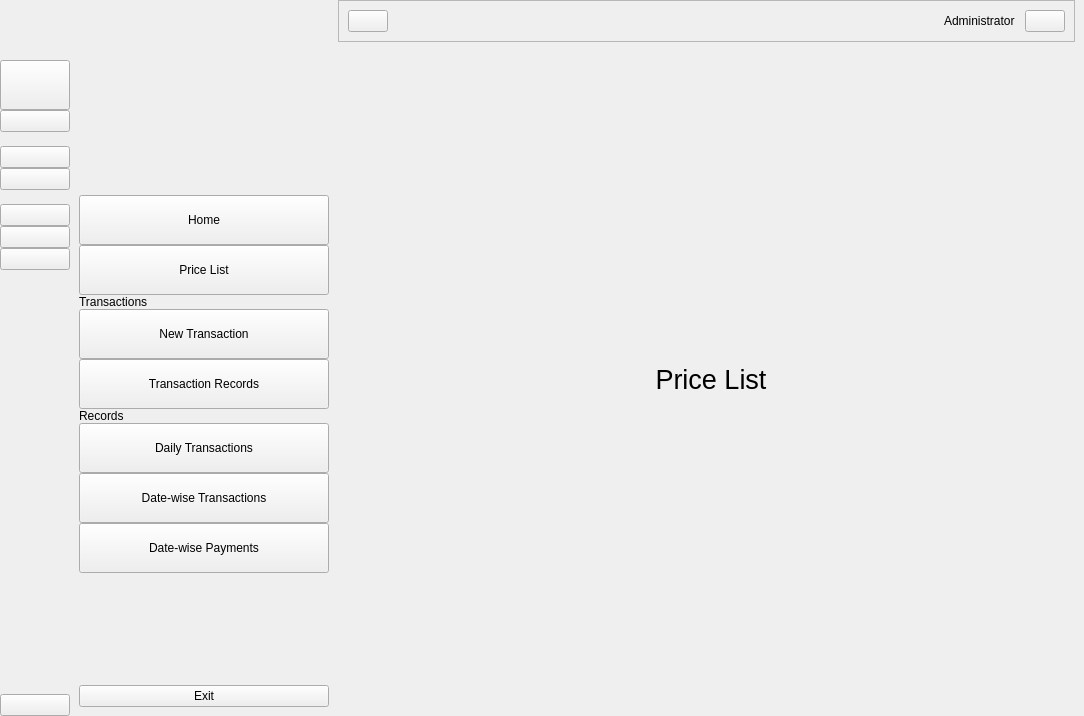
GildaFeb/Transaction-Management-System, file BDPS.ui: the form before one commit.
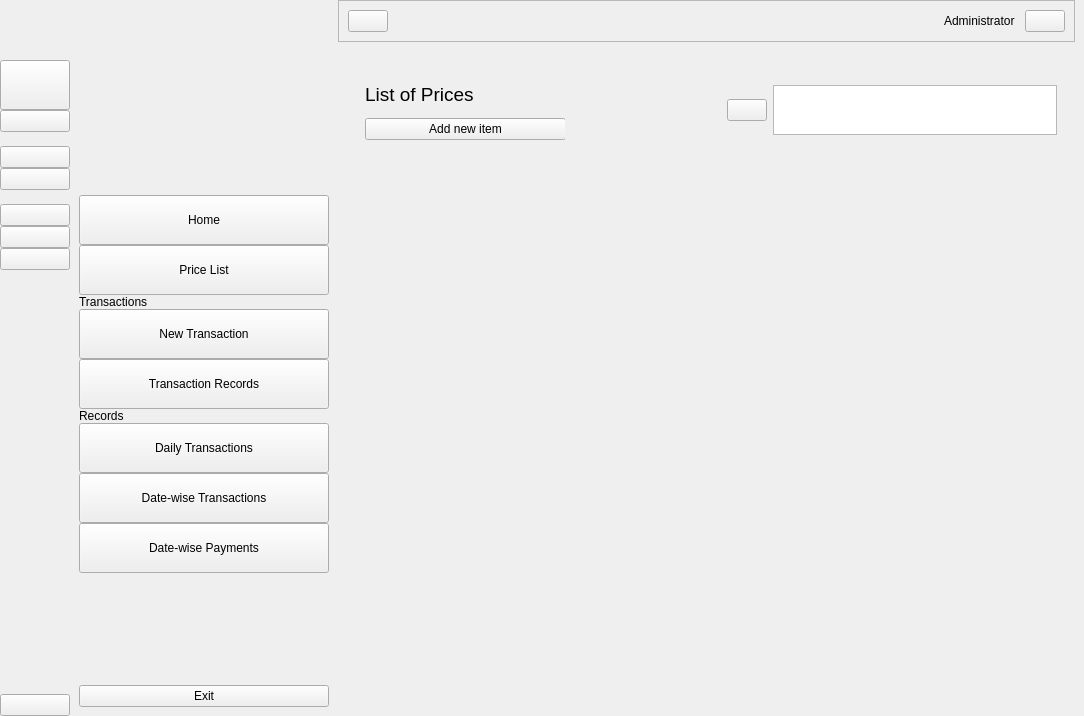
The form after the commit. The open tabs and pages were chosen to show the change. Icons and pictures are not drawn.

Commit message: UI - Price List Page 20%

```diff
--- a/BDPS.ui
+++ b/BDPS.ui
@@ -1343,20 +1343,149 @@
           </layout>
          </widget>
          <widget class="QWidget" name="page_2">
-          <layout class="QGridLayout" name="gridLayout_3">
-           <item row="0" column="0">
-            <widget class="QLabel" name="PriceList">
-             <property name="font">
-              <font>
-               <pointsize>20</pointsize>
-              </font>
+          <layout class="QVBoxLayout" name="verticalLayout_12">
+           <item>
+            <widget class="QWidget" name="widget_14" native="true">
+             <property name="sizePolicy">
+              <sizepolicy hsizetype="Preferred" vsizetype="Expanding">
+               <horstretch>0</horstretch>
+               <verstretch>0</verstretch>
+              </sizepolicy>
              </property>
-             <property name="text">
-              <string>Price List</string>
-             </property>
-             <property name="alignment">
-              <set>Qt::AlignCenter</set>
-             </property>
+             <layout class="QVBoxLayout" name="verticalLayout_7">
+              <item alignment="Qt::AlignTop">
+               <widget class="QWidget" name="widget_13" native="true">
+                <property name="minimumSize">
+                 <size>
+                  <width>0</width>
+                  <height>100</height>
+                 </size>
+                </property>
+                <property name="maximumSize">
+                 <size>
+                  <width>16777215</width>
+                  <height>300</height>
+                 </size>
+                </property>
+                <layout class="QHBoxLayout" name="horizontalLayout_11">
+                 <item>
+                  <layout class="QHBoxLayout" name="horizontalLayout_9">
+                   <item>
+                    <layout class="QHBoxLayout" name="horizontalLayout_10">
+                     <item>
+                      <widget class="QWidget" name="widget_20" native="true">
+                       <property name="minimumSize">
+                        <size>
+                         <width>200</width>
+                         <height>50</height>
+                        </size>
+                       </property>
+                       <widget class="QWidget" name="">
+                        <property name="geometry">
+                         <rect>
+                          <x>0</x>
+                          <y>0</y>
+                          <width>201</width>
+                          <height>71</height>
+                         </rect>
+                        </property>
+                        <layout class="QVBoxLayout" name="verticalLayout_11">
+                         <item>
+                          <widget class="QLabel" name="label_17">
+                           <property name="minimumSize">
+                            <size>
+                             <width>0</width>
+                             <height>50</height>
+                            </size>
+                           </property>
+                           <property name="maximumSize">
+                            <size>
+                             <width>16777215</width>
+                             <height>50</height>
+                            </size>
+                           </property>
+                           <property name="font">
+                            <font>
+                             <pointsize>14</pointsize>
+                            </font>
+                           </property>
+                           <property name="text">
+                            <string>List of Prices</string>
+                           </property>
+                          </widget>
+                         </item>
+                         <item>
+                          <widget class="QPushButton" name="pushButton_2">
+                           <property name="text">
+                            <string>Add new item</string>
+                           </property>
+                          </widget>
+                         </item>
+                        </layout>
+                       </widget>
+                      </widget>
+                     </item>
+                     <item>
+                      <widget class="QWidget" name="widget_16" native="true">
+                       <property name="minimumSize">
+                        <size>
+                         <width>150</width>
+                         <height>0</height>
+                        </size>
+                       </property>
+                      </widget>
+                     </item>
+                    </layout>
+                   </item>
+                   <item>
+                    <widget class="QPushButton" name="pushButton">
+                     <property name="text">
+                      <string/>
+                     </property>
+                     <property name="icon">
+                      <iconset resource="resource.qrc">
+                       <normaloff>:/icon/icon/search-13-48.ico</normaloff>:/icon/icon/search-13-48.ico</iconset>
+                     </property>
+                     <property name="iconSize">
+                      <size>
+                       <width>30</width>
+                       <height>30</height>
+                      </size>
+                     </property>
+                    </widget>
+                   </item>
+                   <item>
+                    <widget class="QTextEdit" name="textEdit">
+                     <property name="minimumSize">
+                      <size>
+                       <width>100</width>
+                       <height>50</height>
+                      </size>
+                     </property>
+                     <property name="maximumSize">
+                      <size>
+                       <width>16777215</width>
+                       <height>50</height>
+                      </size>
+                     </property>
+                    </widget>
+                   </item>
+                  </layout>
+                 </item>
+                </layout>
+               </widget>
+              </item>
+              <item>
+               <widget class="QWidget" name="list_prices" native="true">
+                <property name="sizePolicy">
+                 <sizepolicy hsizetype="Preferred" vsizetype="Expanding">
+                  <horstretch>0</horstretch>
+                  <verstretch>0</verstretch>
+                 </sizepolicy>
+                </property>
+               </widget>
+              </item>
+             </layout>
             </widget>
            </item>
           </layout>
```
Left out of the diff: 7 changed lines with no effect on the pictures. The commit also changes 2 other files.
